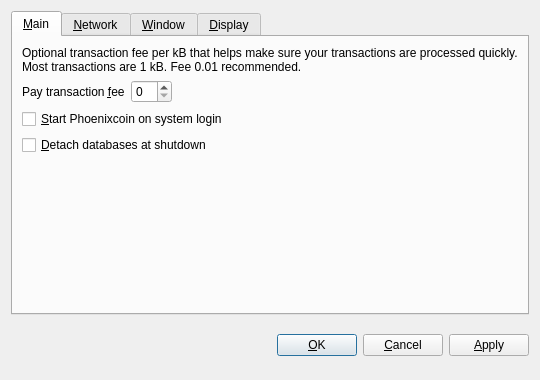
First picture: the form in src/qt/forms/optionsdialog.ui, repository msgpo/Rodentcoin, before the edit.
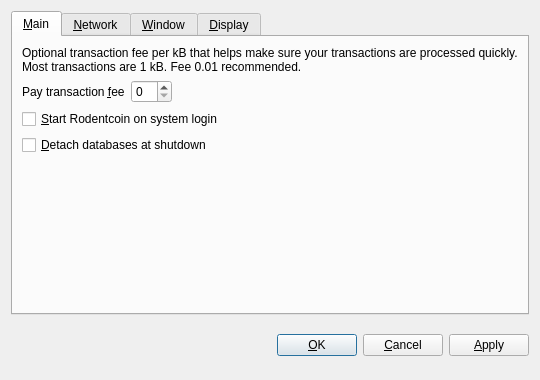
Second picture: the form after the edit. Custom widgets are drawn as their Qt base class.

What changed in the file:
```diff
--- a/src/qt/forms/optionsdialog.ui
+++ b/src/qt/forms/optionsdialog.ui
@@ -82,7 +82,7 @@
           <string>Automatically start Phoenixcoin after logging in to the system.</string>
          </property>
          <property name="text">
-          <string>&amp;Start Phoenixcoin on system login</string>
+          <string>&amp;Start Rodentcoin on system login</string>
          </property>
         </widget>
        </item>
```
Left out of the diff: 6 changed lines with no effect on the pictures.
